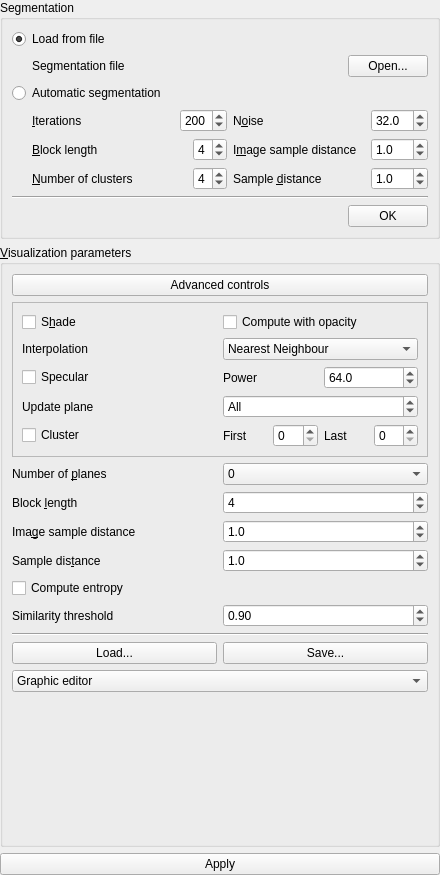
Before: the Qt Designer form starviewer/src/extensions/playground/optimalviewpoint/optimalviewpointinputparametersformbase.ui in starviewer-medical/starviewer, drawn with Qt 5.
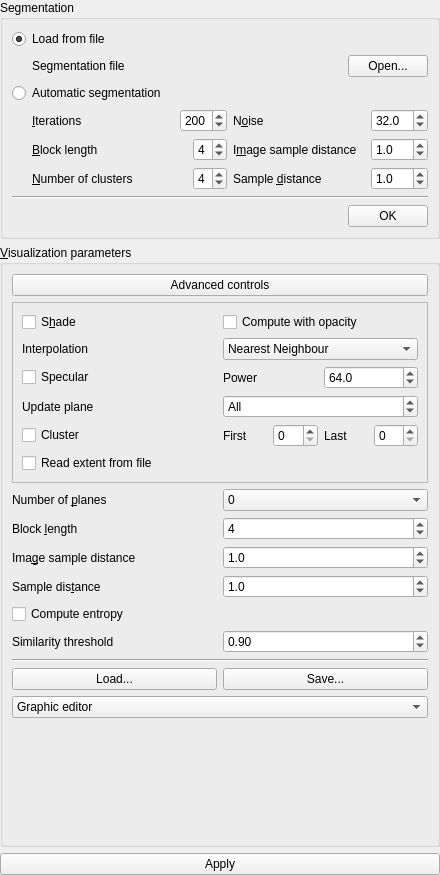
After: the same form once the commit is applied. Custom widgets are drawn as their Qt base class.

Commit message: ENH: Afegida a Slicer la funcionalitat de llegir l'extent des d'un fitxer.

The edit to the form file:
```diff
--- a/starviewer/src/extensions/playground/optimalviewpoint/optimalviewpointinputparametersformbase.ui
+++ b/starviewer/src/extensions/playground/optimalviewpoint/optimalviewpointinputparametersformbase.ui
@@ -673,6 +673,13 @@
            </item>
           </layout>
          </item>
+         <item>
+          <widget class="QCheckBox" name="m_readExtentFromFileCheckBox" >
+           <property name="text" >
+            <string>Read extent from file</string>
+           </property>
+          </widget>
+         </item>
         </layout>
        </widget>
       </item>
```
The commit also changes 8 other files.
